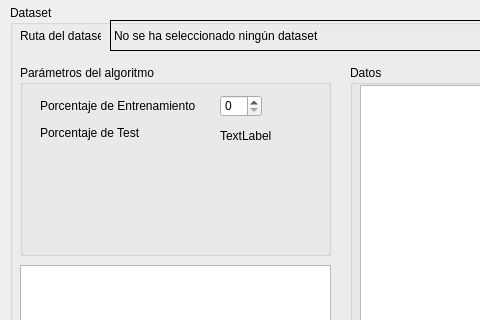
First picture: the form in src/UI/QT_Main.ui, repository hectornauta/kavecinos, before the edit; both pictures show x 0 to 480 and y 121 to 441 of the 800 by 600 pixel window.
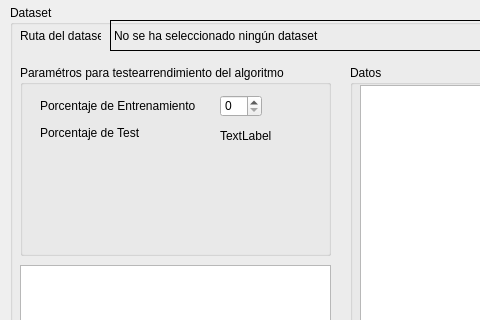
Second picture: the form after the edit.

The edit to the form file:
```diff
--- a/src/UI/QT_Main.ui
+++ b/src/UI/QT_Main.ui
@@ -68,7 +68,7 @@
       </rect>
      </property>
      <property name="title">
-      <string>Parámetros del algoritmo</string>
+      <string>Paramétros para testearrendimiento del algoritmo</string>
      </property>
      <widget class="QLabel" name="labelEntrenamiento">
       <property name="geometry">
```
